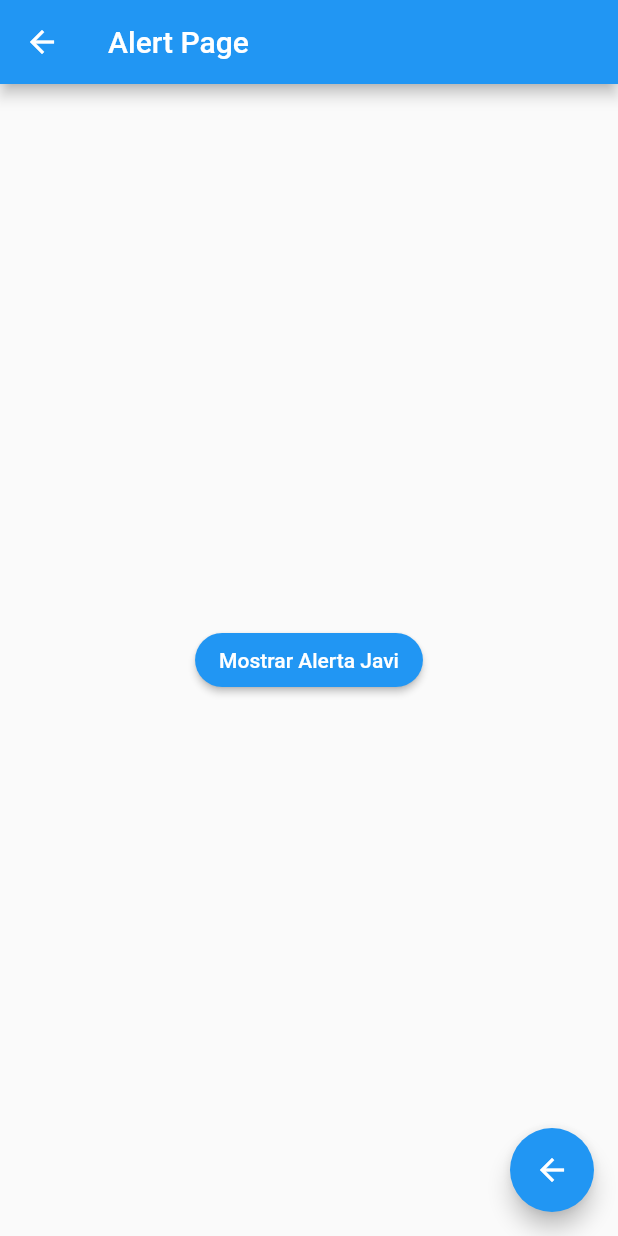
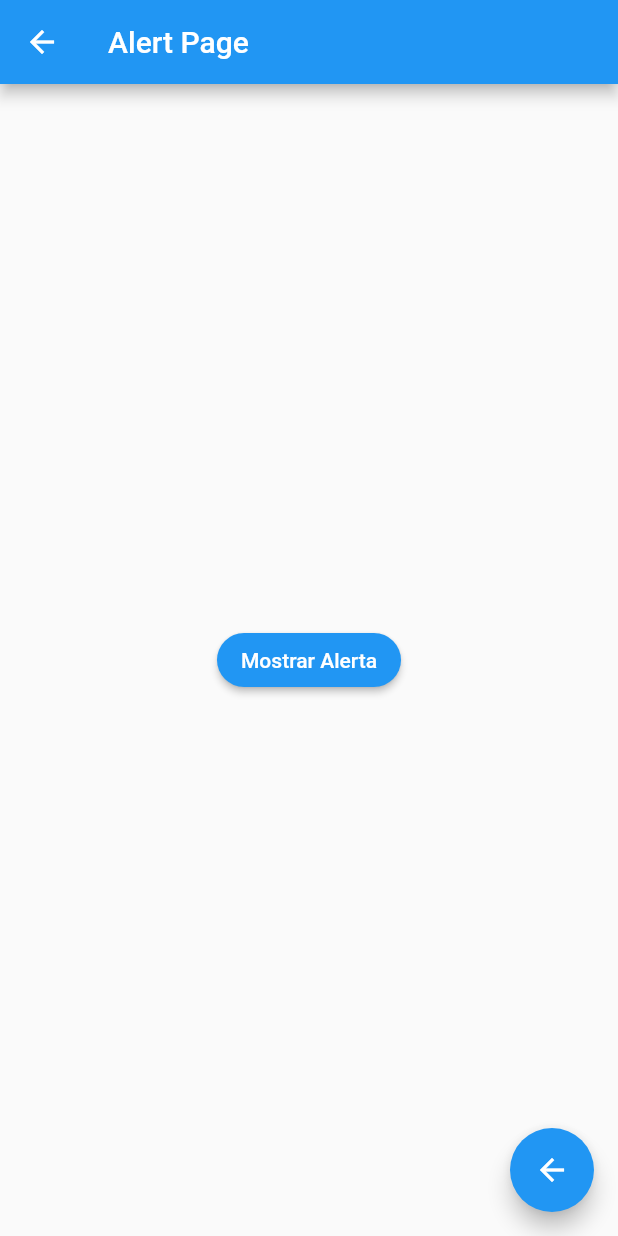
Before and after one commit to xavit/flutter-components, a Flutter app: the AlertPage screen opened by its route, on a phone screen of 412 x 824 dp. Run offline on Flutter 3.47's test engine with Material 2 defaults, Android fonts, the phone set to English and light mode, and no system bars.

Commit message:
ejemplo git

```diff
--- a/lib/src/pages/alert_page.dart
+++ b/lib/src/pages/alert_page.dart
@@ -16,7 +16,7 @@ class AlertPage extends StatelessWidget {
       body: Center(
         child: RaisedButton(
           child: Text(
-            'Mostrar Alerta Javi',
+            'Mostrar Alerta',
           ),
           color: Colors.blue,
           textColor: Colors.white,
```
